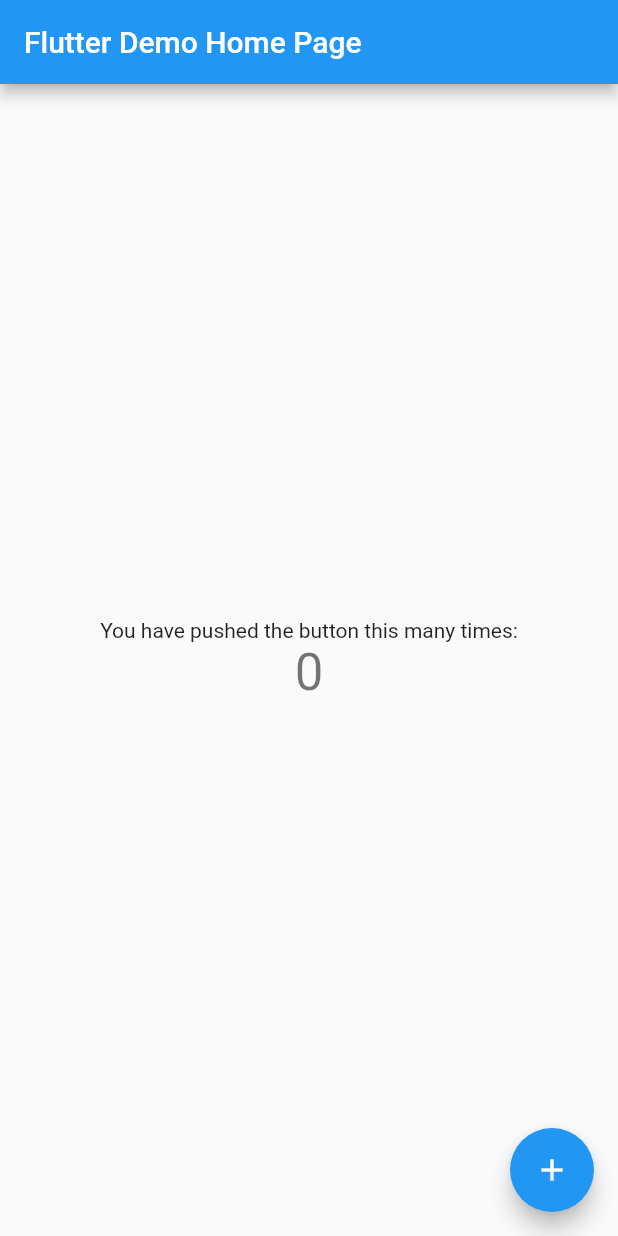
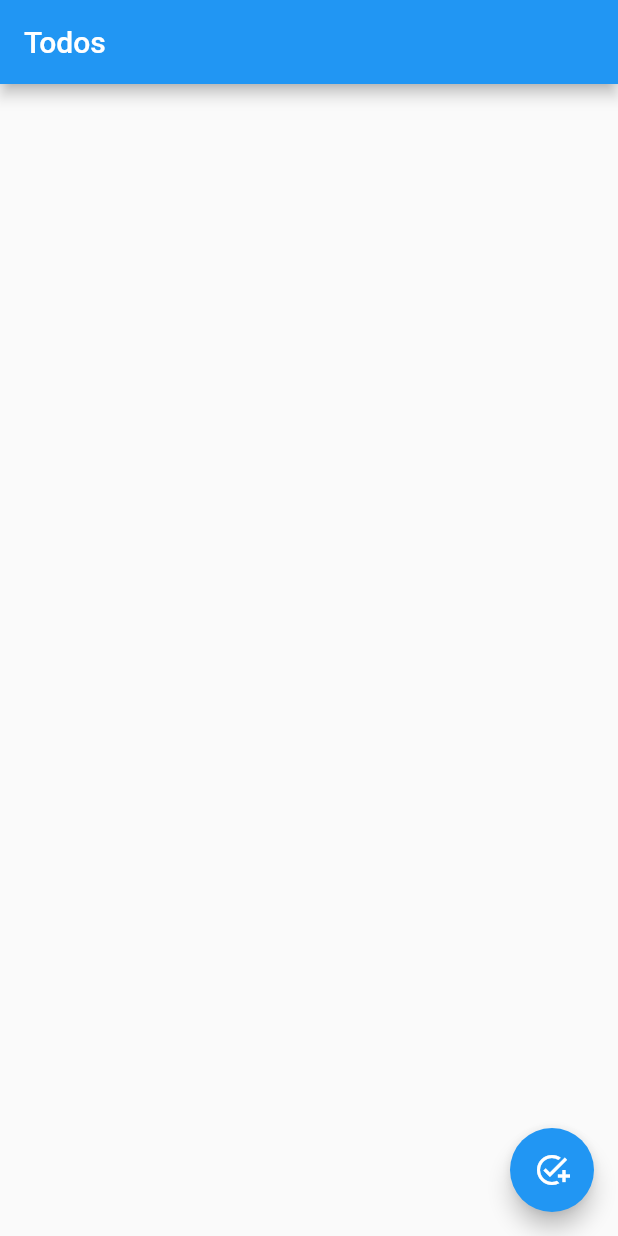
Before and after one commit to TahsinulAmir/TodoAppWithSQFlite-Flutter, a Flutter app: the screen it shows after launch, on a phone screen of 412 x 824 dp. Run offline on Flutter 3.47's test engine with Material 2 defaults, Android fonts, the phone set to English and light mode, and no system bars; our stand-ins replace sqflite; accounts and stored records are empty.

Commit message:
Create Screen & Provider: Add TodoScreen

```diff
--- a/lib/main.dart
+++ b/lib/main.dart
@@ -1,4 +1,5 @@
 import 'package:flutter/material.dart';
+import 'package:todoappsqflite/todo_screen.dart';
 
 void main() {
   runApp(const MyApp());
@@ -7,109 +8,11 @@ void main() {
 class MyApp extends StatelessWidget {
   const MyApp({super.key});
 
-  // This widget is the root of your application.
   @override
   Widget build(BuildContext context) {
     return MaterialApp(
-      title: 'Flutter Demo',
-      theme: ThemeData(
-        // This is the theme of your application.
-        //
-        // Try running your application with "flutter run". You'll see the
-        // application has a blue toolbar. Then, without quitting the app, try
-        // changing the primarySwatch below to Colors.green and then invoke
-        // "hot reload" (press "r" in the console where you ran "flutter run",
-        // or simply save your changes to "hot reload" in a Flutter IDE).
-        // Notice that the counter didn't reset back to zero; the application
-        // is not restarted.
-        primarySwatch: Colors.blue,
-      ),
-      home: const MyHomePage(title: 'Flutter Demo Home Page'),
+      debugShowCheckedModeBanner: false,
+      home: TodoScreen(),
     );
   }
 }
-
-class MyHomePage extends StatefulWidget {
-  const MyHomePage({super.key, required this.title});
-
-  // This widget is the home page of your application. It is stateful, meaning
-  // that it has a State object (defined below) that contains fields that affect
-  // how it looks.
-
-  // This class is the configuration for the state. It holds the values (in this
-  // case the title) provided by the parent (in this case the App widget) and
-  // used by the build method of the State. Fields in a Widget subclass are
-  // always marked "final".
-
-  final String title;
-
-  @override
-  State<MyHomePage> createState() => _MyHomePageState();
-}
-
-class _MyHomePageState extends State<MyHomePage> {
-  int _counter = 0;
-
-  void _incrementCounter() {
-    setState(() {
-      // This call to setState tells the Flutter framework that something has
-      // changed in this State, which causes it to rerun the build method below
-      // so that the display can reflect the updated values. If we changed
-      // _counter without calling setState(), then the build method would not be
-      // called again, and so nothing would appear to happen.
-      _counter++;
-    });
-  }
-
-  @override
-  Widget build(BuildContext context) {
-    // This method is rerun every time setState is called, for instance as done
-    // by the _incrementCounter method above.
-    //
-    // The Flutter framework has been optimized to make rerunning build methods
-    // fast, so that you can just rebuild anything that needs updating rather
-    // than having to individually change instances of widgets.
-    return Scaffold(
-      appBar: AppBar(
-        // Here we take the value from the MyHomePage object that was created by
-        // the App.build method, and use it to set our appbar title.
-        title: Text(widget.title),
-      ),
-      body: Center(
-        // Center is a layout widget. It takes a single child and positions it
-        // in the middle of the parent.
-        child: Column(
-          // Column is also a layout widget. It takes a list of children and
-          // arranges them vertically. By default, it sizes itself to fit its
-          // children horizontally, and tries to be as tall as its parent.
-          //
-          // Invoke "debug painting" (press "p" in the console, choose the
-          // "Toggle Debug Paint" action from the Flutter Inspector in Android
-          // Studio, or the "Toggle Debug Paint" command in Visual Studio Code)
-          // to see the wireframe for each widget.
-          //
-          // Column has various properties to control how it sizes itself and
-          // how it positions its children. Here we use mainAxisAlignment to
-          // center the children vertically; the main axis here is the vertical
-          // axis because Columns are vertical (the cross axis would be
-          // horizontal).
-          mainAxisAlignment: MainAxisAlignment.center,
-          children: <Widget>[
-            const Text(
-              'You have pushed the button this many times:',
-            ),
-            Text(
-              '$_counter',
-              style: Theme.of(context).textTheme.headlineMedium,
-            ),
-          ],
-        ),
-      ),
-      floatingActionButton: FloatingActionButton(
-        onPressed: _incrementCounter,
-        tooltip: 'Increment',
-        child: const Icon(Icons.add),
-      ), // This trailing comma makes auto-formatting nicer for build methods.
-    );
-  }
-}
--- /dev/null
+++ b/lib/todo_screen.dart
@@ -0,0 +1,20 @@
+import 'package:flutter/material.dart';
+import 'package:flutter/src/widgets/framework.dart';
+import 'package:flutter/src/widgets/placeholder.dart';
+
+class TodoScreen extends StatelessWidget {
+  const TodoScreen({super.key});
+
+  @override
+  Widget build(BuildContext context) {
+    return Scaffold(
+      floatingActionButton: FloatingActionButton(
+        onPressed: () {},
+        child: Icon(Icons.add_task),
+      ),
+      appBar: AppBar(
+        title: Text("Todos"),
+      ),
+    );
+  }
+}
```
